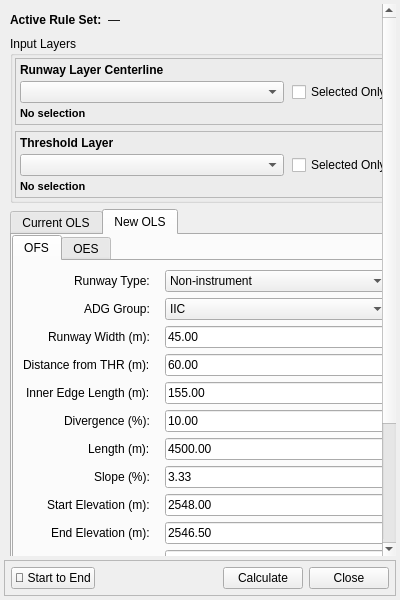
antoniolocandro/qOLS, file qols/ui/qols_panel_base.ui: the form before one commit.
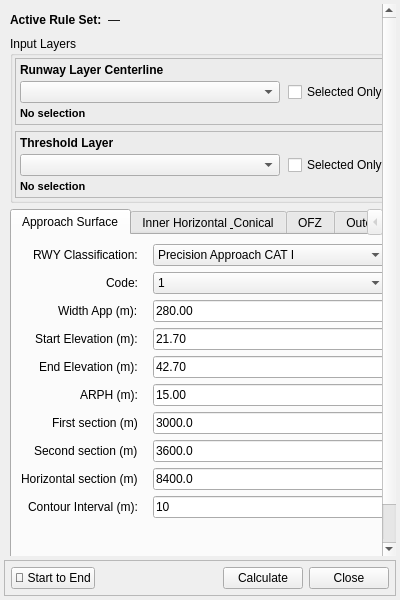
The form after the commit. The open tabs and pages were chosen to show the change. Custom widgets are drawn as their Qt base class.

Commit message:
Add new OLS panel UI with input layers and OFS/OES tabs
- Created a new QDockWidget for the New OLS panel.
- Added a scroll area containing input layers for runway and threshold.
- Implemented tabs for OFS and OES with various input fields.
- Included labels, combo boxes, line edits, and buttons for user interaction.
- Ensured proper layout and spacing for a user-friendly interface.

```diff
--- a/qols/ui/qols_panel_base.ui
+++ b/qols/ui/qols_panel_base.ui
@@ -306,21 +306,7 @@
     </item>
     
     <item>
-     <widget class="QTabWidget" name="conceptTabWidget">
-      <property name="tabPosition">
-       <enum>QTabWidget::North</enum>
-      </property>
-
-      <!-- TAB 0: Current OLS — wraps the existing 6-tab scriptTabWidget unchanged -->
-      <widget class="QWidget" name="tab_current_ols">
-       <attribute name="title">
-        <string>Current OLS</string>
-       </attribute>
-       <layout class="QVBoxLayout" name="layout_current_ols">
-        <property name="spacing"><number>0</number></property>
-        <property name="margin"><number>0</number></property>
-        <item>
-         <widget class="QTabWidget" name="scriptTabWidget">
+     <widget class="QTabWidget" name="scriptTabWidget">
           <property name="tabPosition">
            <enum>QTabWidget::North</enum>
           </property>
@@ -1425,316 +1411,6 @@
         </widget>
       
          </widget>
-        </item>
-       </layout>
-      </widget>
-
-      <!-- TAB 1: New OLS — OFS + OES sub-tabs -->
-      <widget class="QWidget" name="tab_new_ols">
-       <attribute name="title">
-        <string>New OLS</string>
-       </attribute>
-       <layout class="QVBoxLayout" name="layout_new_ols">
-        <property name="spacing"><number>0</number></property>
-        <property name="margin"><number>0</number></property>
-        <item>
-         <widget class="QTabWidget" name="newOlsTabWidget">
-          <property name="tabPosition">
-           <enum>QTabWidget::North</enum>
-          </property>
-
-          <!-- OFS TAB — Obstacle Free Surface: Approach -->
-          <widget class="QWidget" name="tab_ofs">
-           <attribute name="title">
-            <string>OFS</string>
-           </attribute>
-           <layout class="QFormLayout" name="formLayout_ofs">
-            <property name="fieldGrowthPolicy">
-             <enum>QFormLayout::AllNonFixedFieldsGrow</enum>
-            </property>
-            <property name="labelAlignment">
-             <set>Qt::AlignRight|Qt::AlignVCenter</set>
-            </property>
-            <property name="horizontalSpacing"><number>15</number></property>
-            <property name="verticalSpacing"><number>6</number></property>
-
-            <item row="0" column="0">
-             <widget class="QLabel" name="label_rwyType_ofs">
-              <property name="text"><string>Runway Type:</string></property>
-             </widget>
-            </item>
-            <item row="0" column="1">
-             <widget class="QComboBox" name="combo_rwyType_ofs">
-              <property name="minimumHeight"><number>22</number></property>
-              <item><property name="text"><string>Non-instrument</string></property></item>
-              <item><property name="text"><string>Instrument</string></property></item>
-             </widget>
-            </item>
-
-            <item row="1" column="0">
-             <widget class="QLabel" name="label_adg_ofs">
-              <property name="text"><string>ADG Group:</string></property>
-             </widget>
-            </item>
-            <item row="1" column="1">
-             <widget class="QComboBox" name="combo_adg_ofs">
-              <property name="minimumHeight"><number>22</number></property>
-              <property name="currentIndex"><number>2</number></property>
-              <item><property name="text"><string>I</string></property></item>
-              <item><property name="text"><string>IIA-IIB</string></property></item>
-              <item><property name="text"><string>IIC</string></property></item>
-              <item><property name="text"><string>III</string></property></item>
-              <item><property name="text"><string>IV</string></property></item>
-              <item><property name="text"><string>V</string></property></item>
-             </widget>
-            </item>
-
-            <item row="2" column="0">
-             <widget class="QLabel" name="label_rwyWidth_ofs">
-              <property name="text"><string>Runway Width (m):</string></property>
-             </widget>
-            </item>
-            <item row="2" column="1">
-             <widget class="QLineEdit" name="spin_rwyWidth_ofs">
-              <property name="text"><string>45.00</string></property>
-              <property name="toolTip">
-               <string>Runway pavement width in metres. Used to apply inner edge length adjustments per ICAO footnotes.</string>
-              </property>
-             </widget>
-            </item>
-
-            <item row="3" column="0">
-             <widget class="QLabel" name="label_distThr_ofs">
-              <property name="text"><string>Distance from THR (m):</string></property>
-             </widget>
-            </item>
-            <item row="3" column="1">
-             <widget class="QLineEdit" name="spin_distThr_ofs">
-              <property name="text"><string>60.00</string></property>
-             </widget>
-            </item>
-
-            <item row="4" column="0">
-             <widget class="QLabel" name="label_innerEdge_ofs">
-              <property name="text"><string>Inner Edge Length (m):</string></property>
-             </widget>
-            </item>
-            <item row="4" column="1">
-             <widget class="QLineEdit" name="spin_innerEdge_ofs">
-              <property name="text"><string>155.00</string></property>
-              <property name="toolTip">
-               <string>Width of the inner edge at the threshold end. Auto-computed from ADG group and runway width; editable.</string>
-              </property>
-             </widget>
-            </item>
-
-            <item row="5" column="0">
-             <widget class="QLabel" name="label_divergence_ofs">
-              <property name="text"><string>Divergence (%):</string></property>
-             </widget>
-            </item>
-            <item row="5" column="1">
-             <widget class="QLineEdit" name="spin_divergence_ofs">
-              <property name="text"><string>10.00</string></property>
-             </widget>
-            </item>
-
-            <item row="6" column="0">
-             <widget class="QLabel" name="label_length_ofs">
-              <property name="text"><string>Length (m):</string></property>
-             </widget>
-            </item>
-            <item row="6" column="1">
-             <widget class="QLineEdit" name="spin_length_ofs">
-              <property name="text"><string>4500.00</string></property>
-             </widget>
-            </item>
-
-            <item row="7" column="0">
-             <widget class="QLabel" name="label_slope_ofs">
-              <property name="text"><string>Slope (%):</string></property>
-             </widget>
-            </item>
-            <item row="7" column="1">
-             <widget class="QLineEdit" name="spin_slope_ofs">
-              <property name="text"><string>3.33</string></property>
-              <property name="toolTip">
-               <string>Approach surface slope in percent. Default from ICAO table; editable.</string>
-              </property>
-             </widget>
-            </item>
-
-            <item row="8" column="0">
-             <widget class="QLabel" name="label_Z0_ofs">
-              <property name="text"><string>Start Elevation (m):</string></property>
-             </widget>
-            </item>
-            <item row="8" column="1">
-             <widget class="QLineEdit" name="spin_Z0_ofs">
-              <property name="text"><string>2548.00</string></property>
-             </widget>
-            </item>
-
-            <item row="9" column="0">
-             <widget class="QLabel" name="label_ZE_ofs">
-              <property name="text"><string>End Elevation (m):</string></property>
-             </widget>
-            </item>
-            <item row="9" column="1">
-             <widget class="QLineEdit" name="spin_ZE_ofs">
-              <property name="text"><string>2546.50</string></property>
-             </widget>
-            </item>
-
-            <item row="10" column="0">
-             <widget class="QLabel" name="label_ARPH_ofs">
-              <property name="text"><string>ARPH (m):</string></property>
-             </widget>
-            </item>
-            <item row="10" column="1">
-             <widget class="QLineEdit" name="spin_ARPH_ofs">
-              <property name="text"><string>2548.00</string></property>
-             </widget>
-            </item>
-
-            <item row="11" column="0">
-             <widget class="QLabel" name="label_contour_interval_ofs">
-              <property name="text"><string>Contour Interval (m):</string></property>
-             </widget>
-            </item>
-            <item row="11" column="1">
-             <widget class="QLineEdit" name="spin_contour_interval_ofs">
-              <property name="text"><string>10</string></property>
-              <property name="toolTip">
-               <string>Elevation interval for contour lines in metres. Set to 0 to disable.</string>
-              </property>
-             </widget>
-            </item>
-
-            <item row="12" column="0" colspan="2">
-             <widget class="QPushButton" name="btn_adg_help">
-              <property name="text"><string>ADG Reference Table</string></property>
-              <property name="toolTip">
-               <string>Show the Aeroplane Design Group (ADG) reference table (ICAO Table 1-2)</string>
-              </property>
-             </widget>
-            </item>
-
-            <item row="13" column="0" colspan="2">
-             <widget class="QLabel" name="label_approach_note_ofs">
-              <property name="text">
-               <string>Note: The purpose of the approach surface is to establish the airspace to be maintained free from obstacles to protect an aeroplane in the visual phase of the approach-to-land manoeuvres following a standard 3.0° approach.</string>
-              </property>
-              <property name="wordWrap"><bool>true</bool></property>
-              <property name="styleSheet">
-               <string>QLabel { font-size: 11px; padding: 4px; }</string>
-              </property>
-             </widget>
-            </item>
-
-           </layout>
-          </widget>
-
-          <!-- OES TAB — Obstacle Evaluation Surface: Transitional -->
-          <widget class="QWidget" name="tab_oes">
-           <attribute name="title">
-            <string>OES</string>
-           </attribute>
-           <layout class="QFormLayout" name="formLayout_oes">
-            <property name="fieldGrowthPolicy">
-             <enum>QFormLayout::AllNonFixedFieldsGrow</enum>
-            </property>
-            <property name="labelAlignment">
-             <set>Qt::AlignRight|Qt::AlignVCenter</set>
-            </property>
-            <property name="horizontalSpacing"><number>15</number></property>
-            <property name="verticalSpacing"><number>6</number></property>
-
-            <item row="0" column="0">
-             <widget class="QLabel" name="label_widthApp_oes">
-              <property name="text"><string>Width App (m):</string></property>
-             </widget>
-            </item>
-            <item row="0" column="1">
-             <widget class="QLineEdit" name="spin_widthApp_oes">
-              <property name="text"><string>155.00</string></property>
-              <property name="toolTip">
-               <string>Approach inner edge width from OFS tab. Auto-populated; editable.</string>
-              </property>
-             </widget>
-            </item>
-
-            <item row="1" column="0">
-             <widget class="QLabel" name="label_Z0_oes">
-              <property name="text"><string>Start Elevation (m):</string></property>
-             </widget>
-            </item>
-            <item row="1" column="1">
-             <widget class="QLineEdit" name="spin_Z0_oes">
-              <property name="text"><string>2548.00</string></property>
-             </widget>
-            </item>
-
-            <item row="2" column="0">
-             <widget class="QLabel" name="label_ZE_oes">
-              <property name="text"><string>End Elevation (m):</string></property>
-             </widget>
-            </item>
-            <item row="2" column="1">
-             <widget class="QLineEdit" name="spin_ZE_oes">
-              <property name="text"><string>2546.50</string></property>
-             </widget>
-            </item>
-
-            <item row="3" column="0">
-             <widget class="QLabel" name="label_ARPH_oes">
-              <property name="text"><string>Highest THR Elev (m):</string></property>
-             </widget>
-            </item>
-            <item row="3" column="1">
-             <widget class="QLineEdit" name="spin_ARPH_oes">
-              <property name="text"><string>2548.00</string></property>
-              <property name="toolTip">
-               <string>Elevation of the highest threshold of the runway. Upper edge = this value + 60 m.</string>
-              </property>
-             </widget>
-            </item>
-
-            <item row="4" column="0">
-             <widget class="QLabel" name="label_slope_oes">
-              <property name="text"><string>Slope (%):</string></property>
-             </widget>
-            </item>
-            <item row="4" column="1">
-             <widget class="QLineEdit" name="spin_slope_oes">
-              <property name="text"><string>20.00</string></property>
-              <property name="toolTip">
-               <string>Transitional surface slope in percent. Default 20 %; editable.</string>
-              </property>
-             </widget>
-            </item>
-
-            <item row="5" column="0" colspan="2">
-             <widget class="QLabel" name="label_oes_note">
-              <property name="text">
-               <string>Upper edge at 60 m above the highest threshold elevation. Lateral extent = 60 / (slope/100) from approach edge.</string>
-              </property>
-              <property name="wordWrap"><bool>true</bool></property>
-              <property name="styleSheet">
-               <string>QLabel { font-size: 11px; padding: 4px; }</string>
-              </property>
-             </widget>
-            </item>
-
-           </layout>
-          </widget>
-
-         </widget>
-        </item>
-       </layout>
-      </widget>
-
-     </widget>
     </item>
         </layout>
        </widget>
```
The commit also changes 4 other files.
